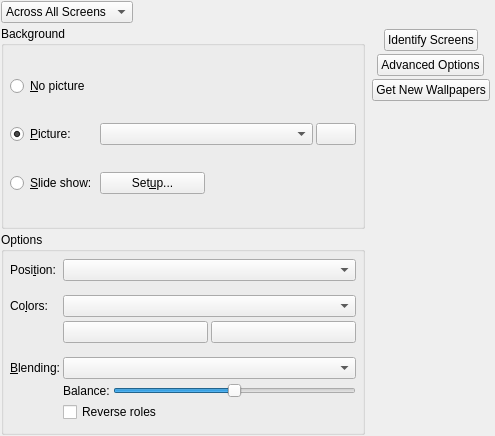
The window that kcontrol/kdm/background/bgdialog_ui.ui (mgottschlag/kwin-tiling) describes before a commit, drawn with Qt 5.
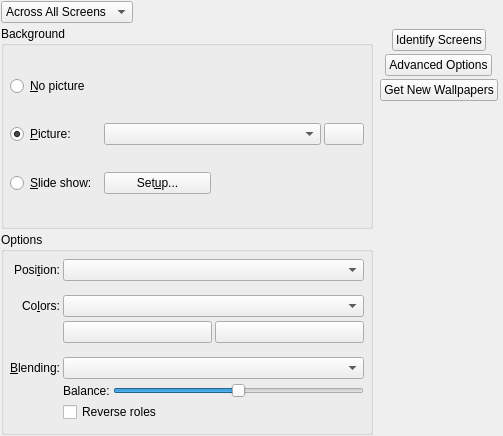
The same window after the commit. Custom widgets are drawn as their Qt base class.

Commit message: ui improvement by Celeste

What changed in the file:
```diff
--- a/kcontrol/kdm/background/bgdialog_ui.ui
+++ b/kcontrol/kdm/background/bgdialog_ui.ui
@@ -5,7 +5,7 @@
    <rect>
     <x>0</x>
     <y>0</y>
-    <width>495</width>
+    <width>503</width>
     <height>436</height>
    </rect>
   </property>
@@ -248,6 +248,9 @@
         <property name="text" >
          <string>Posi&amp;tion:</string>
         </property>
+        <property name="alignment" >
+         <set>Qt::AlignRight|Qt::AlignTrailing|Qt::AlignVCenter</set>
+        </property>
         <property name="wordWrap" >
          <bool>false</bool>
         </property>
@@ -292,6 +295,9 @@
         <property name="text" >
          <string>Co&amp;lors:</string>
         </property>
+        <property name="alignment" >
+         <set>Qt::AlignRight|Qt::AlignTrailing|Qt::AlignVCenter</set>
+        </property>
         <property name="wordWrap" >
          <bool>false</bool>
         </property>
```
Left out of the diff: 3 changed lines with no effect on the pictures.
